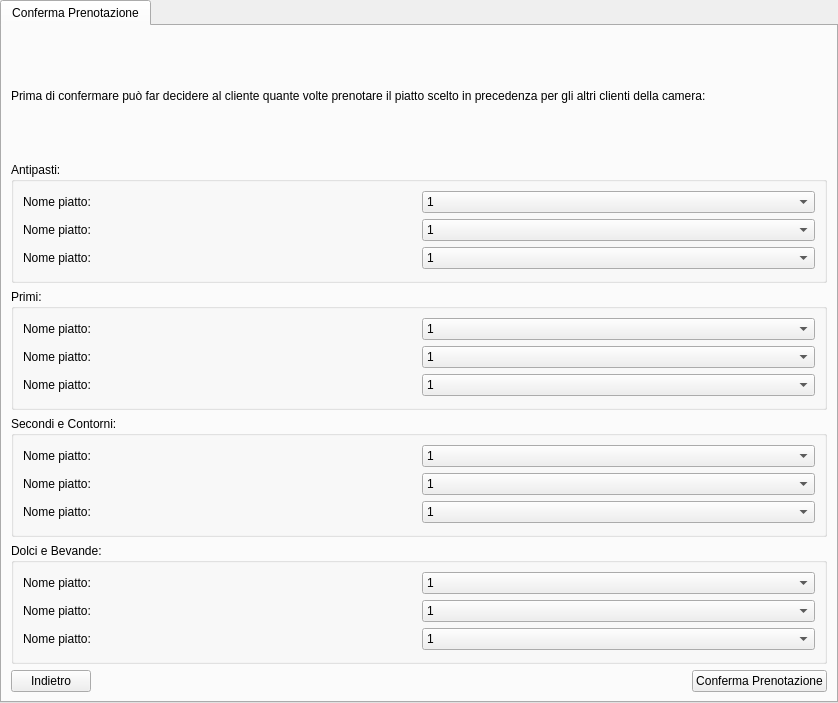
Before: the Qt Designer form ui/Receptionist/InserisciSceltaPastiPranzoCena/ConfermaSceltaPastiPranzo.ui in mdoraz/Hotel, drawn with Qt 5.
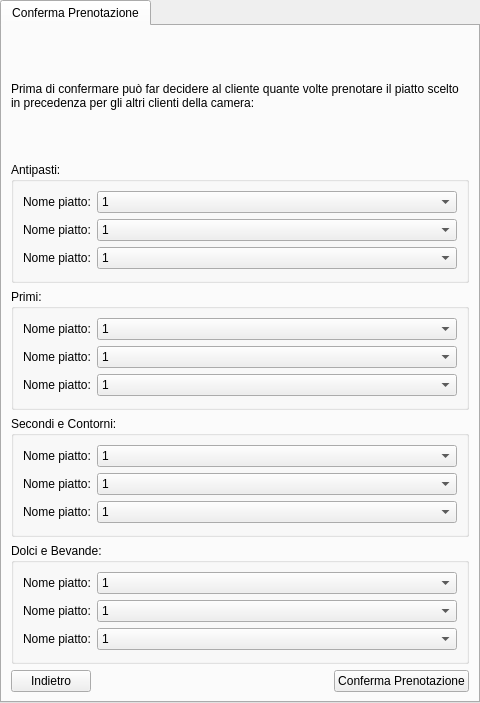
After: the same form once the commit is applied.

Commit message: collegata conferma scelta pasti per pranzo e cena del receptionist + eliminata inserisci scelta pasti in quanto organizzata interfaccia GestioneCucina.ui in modo differente rispetto a prima (per ora il conferma non è terminato in quanto manca completare la vacanza prima )

Diff of the .ui file:
```diff
--- a/ui/Receptionist/InserisciSceltaPastiPranzoCena/ConfermaSceltaPastiPranzo.ui
+++ b/ui/Receptionist/InserisciSceltaPastiPranzoCena/ConfermaSceltaPastiPranzo.ui
@@ -6,7 +6,7 @@
    <rect>
     <x>0</x>
     <y>0</y>
-    <width>838</width>
+    <width>480</width>
     <height>703</height>
    </rect>
   </property>
@@ -50,21 +50,7 @@
       <property name="title">
        <string>Dolci e Bevande:</string>
       </property>
-      <layout class="QGridLayout" name="gridLayout_5">
-       <item row="1" column="0">
-        <widget class="QLabel" name="labelNomePiatto_11">
-         <property name="text">
-          <string>Nome piatto:</string>
-         </property>
-        </widget>
-       </item>
-       <item row="2" column="0">
-        <widget class="QLabel" name="labelNomePiatto_12">
-         <property name="text">
-          <string>Nome piatto:</string>
-         </property>
-        </widget>
-       </item>
+      <layout class="QFormLayout" name="formLayoutDolciBevande">
        <item row="0" column="0">
         <widget class="QLabel" name="labelNomePiatto_10">
          <property name="text">
@@ -96,6 +82,13 @@
          </item>
         </widget>
        </item>
+       <item row="1" column="0">
+        <widget class="QLabel" name="labelNomePiatto_11">
+         <property name="text">
+          <string>Nome piatto:</string>
+         </property>
+        </widget>
+       </item>
        <item row="1" column="1">
         <widget class="QComboBox" name="comboboxQuantitaPiatto_11">
          <item>
@@ -120,6 +113,13 @@
          </item>
         </widget>
        </item>
+       <item row="2" column="0">
+        <widget class="QLabel" name="labelNomePiatto_12">
+         <property name="text">
+          <string>Nome piatto:</string>
+         </property>
+        </widget>
+       </item>
        <item row="2" column="1">
         <widget class="QComboBox" name="comboboxQuantitaPiatto_12">
          <item>
@@ -152,53 +152,46 @@
       <property name="title">
        <string>Secondi e Contorni:</string>
       </property>
-      <layout class="QGridLayout" name="gridLayout_4">
-       <item row="4" column="0">
-        <widget class="QLabel" name="labelNomePiatto_9">
-         <property name="text">
-          <string>Nome piatto:</string>
-         </property>
-        </widget>
-       </item>
-       <item row="3" column="0">
-        <widget class="QLabel" name="labelNomePiatto_8">
-         <property name="text">
-          <string>Nome piatto:</string>
-         </property>
-        </widget>
-       </item>
-       <item row="2" column="2">
-        <widget class="QComboBox" name="comboboxQuantitaPiatto_7">
-         <item>
-          <property name="text">
-           <string>1</string>
-          </property>
-         </item>
-         <item>
-          <property name="text">
-           <string>2</string>
-          </property>
-         </item>
-         <item>
-          <property name="text">
-           <string>3</string>
-          </property>
-         </item>
-         <item>
-          <property name="text">
-           <string>4</string>
-          </property>
-         </item>
-        </widget>
-       </item>
-       <item row="2" column="0">
+      <layout class="QFormLayout" name="formLayoutSecondiContorni">
+       <item row="0" column="0">
         <widget class="QLabel" name="labelNomePiatto_7">
          <property name="text">
           <string>Nome piatto:</string>
          </property>
         </widget>
        </item>
-       <item row="3" column="2">
+       <item row="0" column="1">
+        <widget class="QComboBox" name="comboboxQuantitaPiatto_7">
+         <item>
+          <property name="text">
+           <string>1</string>
+          </property>
+         </item>
+         <item>
+          <property name="text">
+           <string>2</string>
+          </property>
+         </item>
+         <item>
+          <property name="text">
+           <string>3</string>
+          </property>
+         </item>
+         <item>
+          <property name="text">
+           <string>4</string>
+          </property>
+         </item>
+        </widget>
+       </item>
+       <item row="1" column="0">
+        <widget class="QLabel" name="labelNomePiatto_8">
+         <property name="text">
+          <string>Nome piatto:</string>
+         </property>
+        </widget>
+       </item>
+       <item row="1" column="1">
         <widget class="QComboBox" name="comboboxQuantitaPiatto_8">
          <item>
           <property name="text">
@@ -222,7 +215,14 @@
          </item>
         </widget>
        </item>
-       <item row="4" column="2">
+       <item row="2" column="0">
+        <widget class="QLabel" name="labelNomePiatto_9">
+         <property name="text">
+          <string>Nome piatto:</string>
+         </property>
+        </widget>
+       </item>
+       <item row="2" column="1">
         <widget class="QComboBox" name="comboboxQuantitaPiatto_9">
          <item>
           <property name="text">
@@ -254,32 +254,15 @@
       <property name="title">
        <string>Primi:</string>
       </property>
-      <layout class="QGridLayout" name="gridLayout_3">
-       <item row="2" column="1">
-        <widget class="QComboBox" name="comboboxQuantitaPiatto_5">
-         <item>
-          <property name="text">
-           <string>1</string>
-          </property>
-         </item>
-         <item>
-          <property name="text">
-           <string>2</string>
-          </property>
-         </item>
-         <item>
-          <property name="text">
-           <string>3</string>
-          </property>
-         </item>
-         <item>
-          <property name="text">
-           <string>4</string>
-          </property>
-         </item>
+      <layout class="QFormLayout" name="formLayoutPrimi">
+       <item row="0" column="0">
+        <widget class="QLabel" name="labelNomePiatto_4">
+         <property name="text">
+          <string>Nome piatto:</string>
+         </property>
         </widget>
        </item>
-       <item row="1" column="1">
+       <item row="0" column="1">
         <widget class="QComboBox" name="comboboxQuantitaPiatto_4">
          <item>
           <property name="text">
@@ -303,15 +286,15 @@
          </item>
         </widget>
        </item>
-       <item row="2" column="0">
+       <item row="1" column="0">
         <widget class="QLabel" name="labelNomePiatto_5">
          <property name="text">
           <string>Nome piatto:</string>
          </property>
         </widget>
        </item>
-       <item row="3" column="1">
-        <widget class="QComboBox" name="comboboxQuantitaPiatto_6">
+       <item row="1" column="1">
+        <widget class="QComboBox" name="comboboxQuantitaPiatto_5">
          <item>
           <property name="text">
            <string>1</string>
@@ -334,18 +317,35 @@
          </item>
         </widget>
        </item>
-       <item row="3" column="0">
+       <item row="2" column="0">
         <widget class="QLabel" name="labelNomePiatto_6">
          <property name="text">
           <string>Nome piatto:</string>
          </property>
         </widget>
        </item>
-       <item row="1" column="0">
-        <widget class="QLabel" name="labelNomePiatto_4">
-         <property name="text">
-          <string>Nome piatto:</string>
-         </property>
+       <item row="2" column="1">
+        <widget class="QComboBox" name="comboboxQuantitaPiatto_6">
+         <item>
+          <property name="text">
+           <string>1</string>
+          </property>
+         </item>
+         <item>
+          <property name="text">
+           <string>2</string>
+          </property>
+         </item>
+         <item>
+          <property name="text">
+           <string>3</string>
+          </property>
+         </item>
+         <item>
+          <property name="text">
+           <string>4</string>
+          </property>
+         </item>
         </widget>
        </item>
       </layout>
@@ -356,21 +356,7 @@
       <property name="title">
        <string>Antipasti:</string>
       </property>
-      <layout class="QGridLayout" name="gridLayout_2">
-       <item row="3" column="0">
-        <widget class="QLabel" name="labelNomePiatto_3">
-         <property name="text">
-          <string>Nome piatto:</string>
-         </property>
-        </widget>
-       </item>
-       <item row="2" column="0">
-        <widget class="QLabel" name="labelNomePiatto_2">
-         <property name="text">
-          <string>Nome piatto:</string>
-         </property>
-        </widget>
-       </item>
+      <layout class="QFormLayout" name="formLayoutAntipasti">
        <item row="0" column="0">
         <widget class="QLabel" name="labelNomePiatto">
          <property name="text">
@@ -402,7 +388,14 @@
          </item>
         </widget>
        </item>
-       <item row="2" column="1">
+       <item row="1" column="0">
+        <widget class="QLabel" name="labelNomePiatto_2">
+         <property name="text">
+          <string>Nome piatto:</string>
+         </property>
+        </widget>
+       </item>
+       <item row="1" column="1">
         <widget class="QComboBox" name="comboboxQuantitaPiatto_2">
          <item>
           <property name="text">
@@ -426,7 +419,14 @@
          </item>
         </widget>
        </item>
-       <item row="3" column="1">
+       <item row="2" column="0">
+        <widget class="QLabel" name="labelNomePiatto_3">
+         <property name="text">
+          <string>Nome piatto:</string>
+         </property>
+        </widget>
+       </item>
+       <item row="2" column="1">
         <widget class="QComboBox" name="comboboxQuantitaPiatto_3">
          <item>
           <property name="text">
@@ -458,6 +458,9 @@
       <property name="text">
        <string>Prima di confermare può far decidere al cliente quante volte prenotare il piatto scelto in precedenza per gli altri clienti della camera:</string>
       </property>
+      <property name="wordWrap">
+       <bool>true</bool>
+      </property>
      </widget>
     </item>
    </layout>
```
The commit also changes 9 other files.
